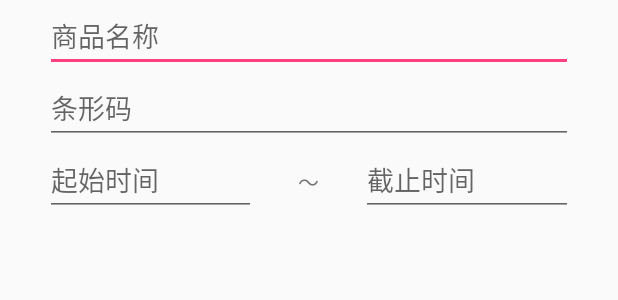
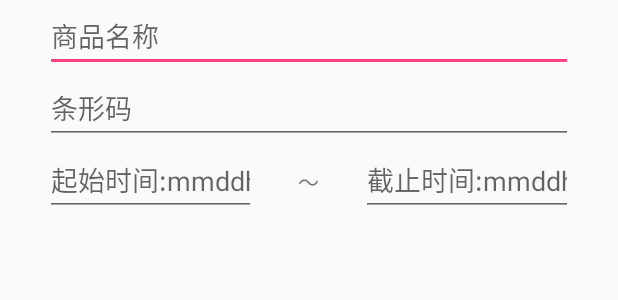
Before and after one commit to poberwong/SqlCurriculumDesign, an Android app: the layout dialog_query.xml on its own in the app's theme, with its tools: preview values and no code run, on a phone screen of 412 x 824 dp. Shown: the top 300 px of the screen. Run offline under Robolectric (Android 15) with nearby library versions, the phone set to English and light mode, and no system bars; plain views replace MaterialEditText.

Commit message:
fixed bugs about querying with date

```diff
--- a/app/src/main/java/com/pober/sqlcurriculumdesign/MainActivity.java
+++ b/app/src/main/java/com/pober/sqlcurriculumdesign/MainActivity.java
@@ -22,14 +22,12 @@ import com.pober.sqlcurriculumdesign.fragments.OperationFragment;
 import com.pober.sqlcurriculumdesign.models.ImportItem;
 import com.pober.sqlcurriculumdesign.models.OperateItem;
 import com.pober.sqlcurriculumdesign.models.RepertoryItem;
-import com.pober.sqlcurriculumdesign.utils.EasyUtils;
 import com.rengwuxian.materialedittext.MaterialEditText;
 import com.yalantis.contextmenu.lib.ContextMenuDialogFragment;
 import com.yalantis.contextmenu.lib.MenuObject;
 import com.yalantis.contextmenu.lib.MenuParams;
 import com.yalantis.contextmenu.lib.interfaces.OnMenuItemClickListener;
 
-import java.net.ServerSocket;
 import java.util.ArrayList;
 import java.util.List;
 
@@ -213,7 +211,8 @@ public class MainActivity extends AppCompatActivity implements OnMenuItemClickLi
                     if (second == true) {
                         selection += " and ";
                     }
-                    selection += ImportItem.DATE + "< " + etFromTime.getText().toString() + " and " + ImportItem.DATE + "> " + etToTime.getText().toString();
+                    selection += ImportItem.DATE + " between '" + etFromTime.getText().toString() +"' and '"+ etToTime.getText().toString()+"'";
+//                    selection += ImportItem.DATE + " < " + etToTime.getText().toString() + " and " + ImportItem.DATE + " > " + etFromTime.getText().toString();
                 }
                 return selection;
             }
--- a/app/src/main/java/com/pober/sqlcurriculumdesign/db/DBService.java
+++ b/app/src/main/java/com/pober/sqlcurriculumdesign/db/DBService.java
@@ -226,6 +226,8 @@ public class DBService {//存的时候不要存入id，获取时需要取出id
         List<OperateItem> items = new ArrayList<>();
         OperateItem item;
         db = helper.getReadableDatabase();
+        Log.i("sqldate", "select seqCode, importTable.barCode, importPrice, importTable.count, date from " + DBInfo.Table.IMPORT_TABLE_NAME + ", " + DBInfo.Table.REPE_TABLE_NAME
+                + " where " + DBInfo.Table.IMPORT_TABLE_NAME + "." + "barCode= " + DBInfo.Table.REPE_TABLE_NAME + "." + "barCode and "+ selection);
         Cursor cursor = db.rawQuery("select seqCode, importTable.barCode, importPrice, importTable.count, date from " + DBInfo.Table.IMPORT_TABLE_NAME + ", " + DBInfo.Table.REPE_TABLE_NAME
                 + " where " + DBInfo.Table.IMPORT_TABLE_NAME + "." + "barCode= " + DBInfo.Table.REPE_TABLE_NAME + "." + "barCode and "+ selection, selectionArgs);
 //        Cursor cursor= db.query(DBInfo.Table.IMPORT_TABLE_NAME, null, selection,selectionArgs,null,null,null);
--- a/app/src/main/java/com/pober/sqlcurriculumdesign/utils/EasyUtils.java
+++ b/app/src/main/java/com/pober/sqlcurriculumdesign/utils/EasyUtils.java
@@ -38,4 +38,5 @@ public class EasyUtils {
         date= "2016/"+date.substring(0,2)+"/"+date.substring(2,4)+" "+date.substring(4,6)+":"+date.substring(6);
         return date;
     }
+
 }
--- a/app/src/main/res/layout/dialog_query.xml
+++ b/app/src/main/res/layout/dialog_query.xml
@@ -36,7 +36,7 @@
             android:layout_height="wrap_content"
             android:layout_width="0dp"
             android:layout_weight="2"
-            android:hint="起始时间"
+            android:hint="起始时间:mmddhhmm"
             android:inputType="numberDecimal"
             android:singleLine="true"
             app:met_floatingLabel="normal" />
@@ -54,7 +54,7 @@
             android:layout_height="wrap_content"
             android:layout_width="0dp"
             android:layout_weight="2"
-            android:hint="截止时间"
+            android:hint="截止时间:mmddhhmm"
             android:inputType="numberDecimal"
             android:singleLine="true"
             app:met_floatingLabel="normal" />
```
